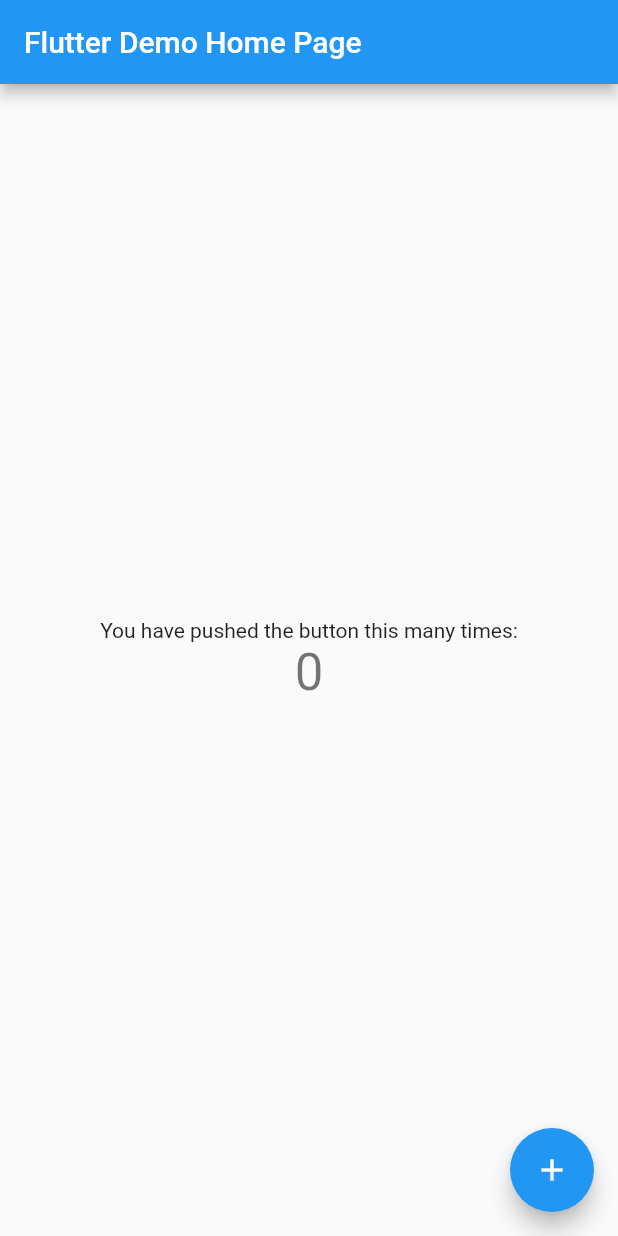
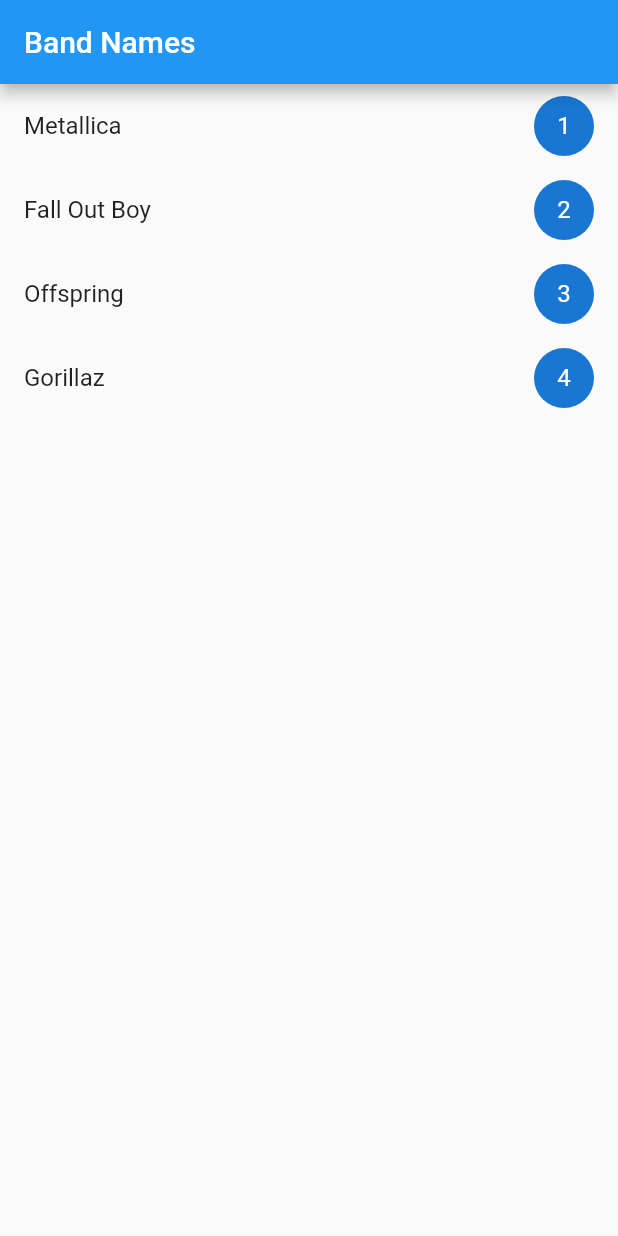
Before and after one commit to castrors/bandnames, a Flutter app: the screen it shows after launch, on a phone screen of 412 x 824 dp. Run offline on Flutter 3.47's test engine with Material 2 defaults, Android fonts, the phone set to English and light mode, and no system bars.

Commit message:
Add dummy list of bands

```diff
--- /dev/null
+++ b/lib/band.dart
@@ -0,0 +1,6 @@
+class Band {
+  const Band({this.name, this.votes});
+
+  final String name;
+  final int votes;
+}
--- /dev/null
+++ b/lib/band_list_screen.dart
@@ -0,0 +1,41 @@
+import 'package:bandnames/band.dart';
+import 'package:flutter/material.dart';
+
+class BandListScreen extends StatefulWidget {
+  BandListScreen({Key key, this.title}) : super(key: key);
+
+  final String title;
+
+  @override
+  _BandListScreenState createState() => _BandListScreenState();
+}
+
+class _BandListScreenState extends State<BandListScreen> {
+  static const List<Band> _bandList = [
+    Band(name: 'Metallica', votes: 1),
+    Band(name: 'Fall Out Boy', votes: 2),
+    Band(name: 'Offspring', votes: 3),
+    Band(name: 'Gorillaz', votes: 4),
+  ];
+
+  @override
+  Widget build(BuildContext context) {
+    return Scaffold(
+        appBar: AppBar(
+          title: Text(widget.title),
+        ),
+        body: ListView.builder(
+            itemCount: _bandList.length,
+            itemBuilder: (context, index) =>
+                _buildListItem(context, _bandList[index])));
+  }
+
+  Widget _buildListItem(context, band) {
+    return ListTile(
+      title: Text(band.name),
+      trailing: CircleAvatar(
+        child: Text(band.votes.toString()),
+      ),
+    );
+  }
+}
--- a/lib/main.dart
+++ b/lib/main.dart
@@ -1,66 +1,18 @@
+import 'package:bandnames/band_list_screen.dart';
 import 'package:flutter/material.dart';
 
-void main() => runApp(MyApp());
+void main() => runApp(App());
 
-class MyApp extends StatelessWidget {
+class App extends StatelessWidget {
 
   @override
   Widget build(BuildContext context) {
     return MaterialApp(
-      title: 'Flutter Demo',
+      title: 'Band Names',
       theme: ThemeData(
         primarySwatch: Colors.blue,
       ),
-      home: MyHomePage(title: 'Flutter Demo Home Page'),
+      home: BandListScreen(title: 'Band Names'),
     );
   }
 }
-
-class MyHomePage extends StatefulWidget {
-  MyHomePage({Key key, this.title}) : super(key: key);
-
-  final String title;
-
-  @override
-  _MyHomePageState createState() => _MyHomePageState();
-}
-
-class _MyHomePageState extends State<MyHomePage> {
-  int _counter = 0;
-
-  void _incrementCounter() {
-    setState(() {
-      _counter++;
-    });
-  }
-
-  @override
-  Widget build(BuildContext context) {
-
-    return Scaffold(
-      appBar: AppBar(
-
-        title: Text(widget.title),
-      ),
-      body: Center(
-        child: Column(
-          mainAxisAlignment: MainAxisAlignment.center,
-          children: <Widget>[
-            Text(
-              'You have pushed the button this many times:',
-            ),
-            Text(
-              '$_counter',
-              style: Theme.of(context).textTheme.display1,
-            ),
-          ],
-        ),
-      ),
-      floatingActionButton: FloatingActionButton(
-        onPressed: _incrementCounter,
-        tooltip: 'Increment',
-        child: Icon(Icons.add),
-      ),
-    );
-  }
-}
--- a/pubspec.yaml
+++ b/pubspec.yaml
@@ -11,6 +11,7 @@ dependencies:
     sdk: flutter
 
   cupertino_icons: ^0.1.2
+  cloud_firestore: ^0.13.0+1
 
 dev_dependencies:
   flutter_test:
```
Also changed, not shown: pubspec.lock, 3 other files.
